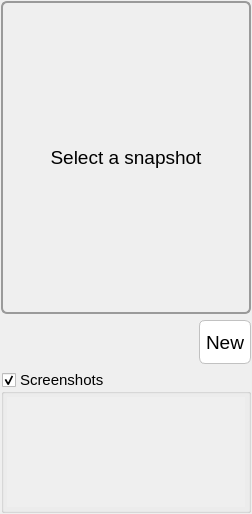
Qt form aui/gui/snapshots/ui/snapshot.ui (argenortega/AUI) before a commit.
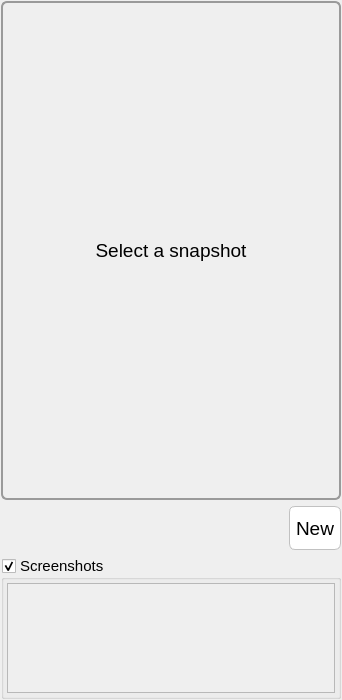
The same form after that commit. Custom widgets are drawn as their Qt base class.

Patch:
```diff
--- a/aui/gui/snapshots/ui/snapshot.ui
+++ b/aui/gui/snapshots/ui/snapshot.ui
@@ -6,16 +6,22 @@
    <rect>
     <x>0</x>
     <y>0</y>
-    <width>252</width>
-    <height>514</height>
+    <width>342</width>
+    <height>700</height>
    </rect>
   </property>
   <property name="sizePolicy">
-   <sizepolicy hsizetype="Preferred" vsizetype="Preferred">
-    <horstretch>0</horstretch>
-    <verstretch>0</verstretch>
+   <sizepolicy hsizetype="Expanding" vsizetype="MinimumExpanding">
+    <horstretch>4</horstretch>
+    <verstretch>4</verstretch>
    </sizepolicy>
   </property>
+  <property name="minimumSize">
+   <size>
+    <width>340</width>
+    <height>700</height>
+   </size>
+  </property>
   <property name="mouseTracking">
    <bool>true</bool>
   </property>
@@ -32,15 +38,15 @@
       <bool>true</bool>
      </property>
      <property name="sizePolicy">
-      <sizepolicy hsizetype="MinimumExpanding" vsizetype="MinimumExpanding">
-       <horstretch>10</horstretch>
-       <verstretch>10</verstretch>
+      <sizepolicy hsizetype="Expanding" vsizetype="Expanding">
+       <horstretch>3</horstretch>
+       <verstretch>3</verstretch>
       </sizepolicy>
      </property>
      <property name="minimumSize">
       <size>
-       <width>250</width>
-       <height>250</height>
+       <width>300</width>
+       <height>0</height>
       </size>
      </property>
      <property name="font">
@@ -95,6 +101,9 @@
        <property name="orientation">
         <enum>Qt::Horizontal</enum>
        </property>
+       <property name="sizeType">
+        <enum>QSizePolicy::MinimumExpanding</enum>
+       </property>
        <property name="sizeHint" stdset="0">
         <size>
          <width>40</width>
@@ -158,8 +167,8 @@
    <item>
     <widget class="FocusGroupBox" name="extraScreenGroup">
      <property name="sizePolicy">
-      <sizepolicy hsizetype="Preferred" vsizetype="Maximum">
-       <horstretch>0</horstretch>
+      <sizepolicy hsizetype="Preferred" vsizetype="Minimum">
+       <horstretch>8</horstretch>
        <verstretch>0</verstretch>
       </sizepolicy>
      </property>
@@ -215,18 +224,9 @@
         <property name="focusPolicy">
          <enum>Qt::NoFocus</enum>
         </property>
-        <property name="frameShape">
-         <enum>QFrame::NoFrame</enum>
-        </property>
-        <property name="frameShadow">
-         <enum>QFrame::Plain</enum>
-        </property>
         <property name="verticalScrollBarPolicy">
          <enum>Qt::ScrollBarAlwaysOff</enum>
         </property>
-        <property name="horizontalScrollBarPolicy">
-         <enum>Qt::ScrollBarAsNeeded</enum>
-        </property>
         <property name="widgetResizable">
          <bool>true</bool>
         </property>
@@ -238,7 +238,7 @@
           <rect>
            <x>0</x>
            <y>0</y>
-           <width>238</width>
+           <width>326</width>
            <height>110</height>
           </rect>
          </property>
@@ -265,17 +265,17 @@
   </layout>
  </widget>
  <customwidgets>
-  <customwidget>
-   <class>ActLabel</class>
-   <extends>QLabel</extends>
-   <header>aui.utilities.ActiveLabel</header>
-  </customwidget>
   <customwidget>
    <class>FocusGroupBox</class>
    <extends>QGroupBox</extends>
    <header>aui.mi.visual</header>
    <container>1</container>
   </customwidget>
+  <customwidget>
+   <class>ActLabel</class>
+   <extends>QLabel</extends>
+   <header>aui.utilities.ActiveLabel</header>
+  </customwidget>
  </customwidgets>
  <resources/>
  <connections>
```
